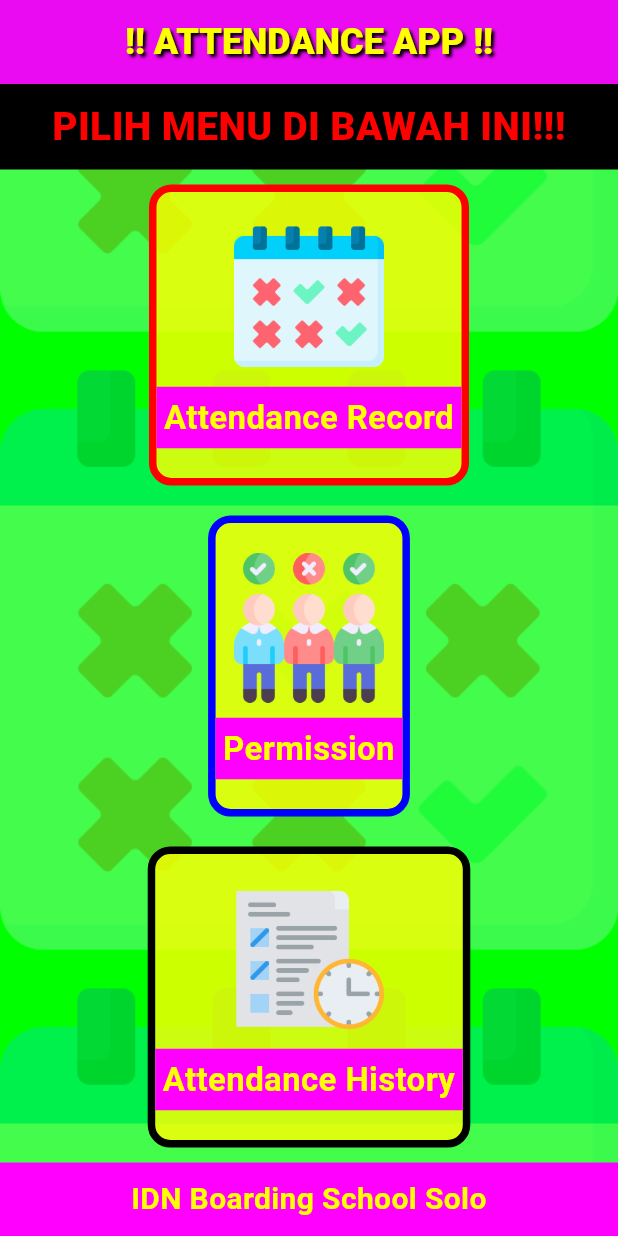
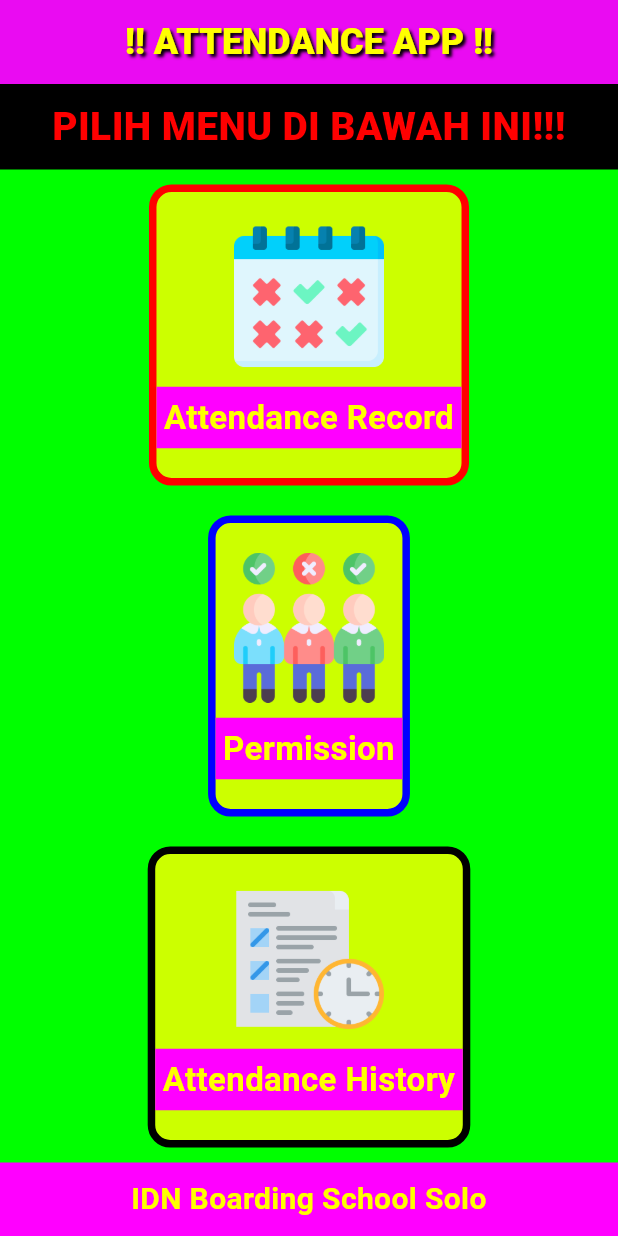
Before and after one commit to AdizAjah/Attendance-App, a Flutter app: the screen it shows after launch, on a phone screen of 412 x 824 dp. Run offline on Flutter 3.47's test engine with Material 3 defaults, Android fonts, the phone set to English and light mode, and no system bars; our stand-ins replace camera, cloud_firestore, dotted_border, firebase_core, geocoding, geolocator and 2 more; missing offline and left inert: google_mlkit_face_detection; accounts and stored records are empty.

Commit message:
Remove Kedap-kedip

```diff
--- a/lib/ui/home_screen.dart
+++ b/lib/ui/home_screen.dart
@@ -4,38 +4,11 @@ import 'package:attendance_app/ui/attend/attend_screen.dart';
 import 'package:attendance_app/ui/attendance_history/attendance_history.dart';
 import 'package:google_fonts/google_fonts.dart';
 
-class HomeScreen extends StatefulWidget {
+// Hapus StatefulWidget, ganti jadi StatelessWidget lagi
+class HomeScreen extends StatelessWidget {
   const HomeScreen({super.key});
 
-  @override
-  State<HomeScreen> createState() => _HomeScreenState();
-}
-
-class _HomeScreenState extends State<HomeScreen> with SingleTickerProviderStateMixin {
-  late AnimationController _controller;
-  late Animation<Color?> _colorAnimation;
-
-  @override
-  void initState() {
-    super.initState();
-    _controller = AnimationController(
-      duration: const Duration(milliseconds: 300),
-      vsync: this,
-    )..repeat(reverse: true);
-
-    _colorAnimation = ColorTween(
-      begin: const Color(0xFFFF0000), // Merah
-      end: const Color(0xFF0000FF),   // Biru
-    ).animate(_controller);
-  }
-
-  @override
-  void dispose() {
-    _controller.dispose();
-    super.dispose();
-  }
-
-  // Widget Kustom untuk Border Rame
+  // Widget Kustom untuk Border Rame (INI TETAP SAMA)
   Widget _buildMenuSection({
     required String title,
     required String imagePath,
@@ -87,22 +60,11 @@ class _HomeScreenState extends State<HomeScreen> with SingleTickerProviderStateM
       appBar: AppBar(
         title: const Text("!! ATTENDANCE APP !!"),
       ),
-      // Latar belakang tiling yang ramai
-      body: Container(
-        decoration: const BoxDecoration(
-          image: DecorationImage(
-            image: AssetImage('assets/images/ic_absen.png'),
-            repeat: ImageRepeat.repeat,
-            opacity: 0.3,
-          ),
-        ),
-        child: Column(
+      // HAPUS Container dengan decoration image dari sini
+      body: Column(
         children: [
-            // Teks Berkedip
-            AnimatedBuilder(
-              animation: _colorAnimation,
-              builder: (context, child) {
-                return Container(
+          // GANTI AnimatedBuilder menjadi Container biasa
+          Container(
             width: double.infinity,
             color: Colors.black,
             padding: const EdgeInsets.all(10),
@@ -112,14 +74,12 @@ class _HomeScreenState extends State<HomeScreen> with SingleTickerProviderStateM
               style: GoogleFonts.comicNeue(
                 fontSize: 26,
                 fontWeight: FontWeight.w900,
-                      color: _colorAnimation.value,
+                color: const Color(0xFFFF0000), // Ganti ke warna statis (Merah)
               ),
             ),
-                );
-              },
           ),
 
-            // Menu
+          // Menu (Isi tetap sama)
           Expanded(
             child: Column(
               children: [
@@ -166,7 +126,7 @@ class _HomeScreenState extends State<HomeScreen> with SingleTickerProviderStateM
             ),
           ),
 
-            // Footer
+          // Footer (Tetap sama)
           Container(
             width: double.infinity,
             padding: const EdgeInsets.all(10),
@@ -183,7 +143,6 @@ class _HomeScreenState extends State<HomeScreen> with SingleTickerProviderStateM
           ),
         ],
       ),
-      ),
     );
   }
 }
```
Lines whose indentation alone changed are shown as unchanged.
